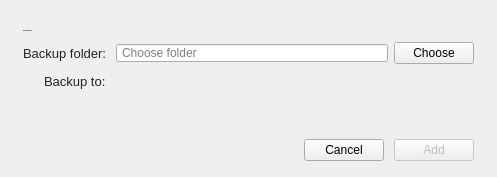
This is src/MEGASync/gui/macx/AddBackupDialog.ui in meganz/MEGAsync as Qt 5 draws it before an edit. The edited form follows.
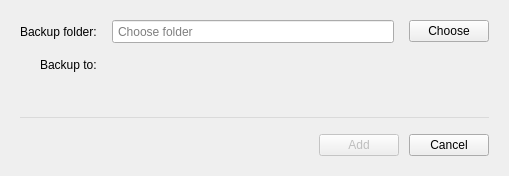
This is the edited form.

Commit message: SNC-2130. Backup Wizard cleanup code and some .ui changes.

```diff
--- a/src/MEGASync/gui/macx/AddBackupDialog.ui
+++ b/src/MEGASync/gui/macx/AddBackupDialog.ui
@@ -54,71 +54,48 @@
   </property>
   <layout class="QVBoxLayout" name="verticalLayout">
    <property name="spacing">
-    <number>10</number>
-   </property>
-   <property name="sizeConstraint">
-    <enum>QLayout::SetFixedSize</enum>
+    <number>15</number>
    </property>
    <property name="leftMargin">
-    <number>23</number>
+    <number>20</number>
    </property>
    <property name="topMargin">
-    <number>30</number>
+    <number>20</number>
    </property>
    <property name="rightMargin">
-    <number>23</number>
+    <number>20</number>
    </property>
    <property name="bottomMargin">
-    <number>16</number>
+    <number>20</number>
    </property>
    <item>
-    <widget class="QLabel" name="embeddedTitleLabel">
-     <property name="font">
-      <font>
-       <family>SF Pro Text</family>
-       <pointsize>-1</pointsize>
-       <weight>75</weight>
-       <bold>true</bold>
-      </font>
+    <layout class="QGridLayout" name="gridLayout">
+     <property name="bottomMargin">
+      <number>0</number>
      </property>
-     <property name="text">
-      <string>Add backup folder</string>
-     </property>
-    </widget>
-   </item>
-   <item>
-    <layout class="QFormLayout" name="formLayout">
-     <property name="labelAlignment">
-      <set>Qt::AlignRight|Qt::AlignTrailing|Qt::AlignVCenter</set>
+     <property name="verticalSpacing">
+      <number>15</number>
      </property>
      <item row="0" column="0">
-      <widget class="QLabel" name="formLabel_1">
+      <widget class="QLabel" name="label_2">
        <property name="text">
         <string>Backup folder:</string>
        </property>
       </widget>
      </item>
      <item row="0" column="1">
-      <layout class="QHBoxLayout" name="horizontalLayout">
-       <property name="spacing">
-        <number>6</number>
-       </property>
-       <property name="leftMargin">
-        <number>0</number>
-       </property>
-       <property name="rightMargin">
-        <number>0</number>
-       </property>
-       <item>
         <widget class="QLineEdit" name="folderLineEdit">
          <property name="minimumSize">
           <size>
-           <width>272</width>
-           <height>0</height>
-          </size>
-         </property>
-         <property name="frame">
-          <bool>true</bool>
+         <width>200</width>
+         <height>23</height>
+        </size>
+       </property>
+       <property name="maximumSize">
+        <size>
+         <width>16777215</width>
+         <height>23</height>
+        </size>
          </property>
          <property name="readOnly">
           <bool>true</bool>
@@ -128,23 +105,24 @@
          </property>
         </widget>
        </item>
-       <item>
+     <item row="0" column="2">
         <widget class="QPushButton" name="changeButton">
          <property name="text">
           <string>Choose</string>
          </property>
         </widget>
        </item>
-      </layout>
-     </item>
-     <item row="1" column="0">
-      <widget class="QLabel" name="formLabel_2">
+     <item row="1" column="0" alignment="Qt::AlignRight|Qt::AlignTop">
+      <widget class="QLabel" name="label_3">
        <property name="text">
         <string>Backup to:</string>
        </property>
+       <property name="alignment">
+        <set>Qt::AlignLeading|Qt::AlignLeft|Qt::AlignVCenter</set>
+       </property>
       </widget>
      </item>
-     <item row="1" column="1">
+     <item row="1" column="1" colspan="2" alignment="Qt::AlignTop">
       <widget class="QLabel" name="backupToLabel">
        <property name="text">
         <string/>
@@ -157,23 +135,28 @@
     </layout>
    </item>
    <item>
-    <spacer name="verticalSpacer">
+    <widget class="Line" name="line">
+     <property name="styleSheet">
+      <string notr="true">*{
+color:#dadada;
+}</string>
+     </property>
+     <property name="frameShadow">
+      <enum>QFrame::Plain</enum>
+     </property>
      <property name="orientation">
-      <enum>Qt::Vertical</enum>
+      <enum>Qt::Horizontal</enum>
      </property>
-     <property name="sizeHint" stdset="0">
-      <size>
-       <width>20</width>
-       <height>40</height>
-      </size>
-     </property>
-    </spacer>
+    </widget>
    </item>
    <item>
     <layout class="QHBoxLayout" name="horizontalLayout_2">
      <property name="spacing">
       <number>10</number>
      </property>
+     <property name="topMargin">
+      <number>0</number>
+     </property>
      <property name="bottomMargin">
       <number>0</number>
      </property>
@@ -190,13 +173,6 @@
        </property>
       </spacer>
      </item>
-     <item>
-      <widget class="QPushButton" name="cancelButton">
-       <property name="text">
-        <string>Cancel</string>
-       </property>
-      </widget>
-     </item>
      <item>
       <widget class="QPushButton" name="addButton">
        <property name="enabled">
@@ -210,6 +186,13 @@
        </property>
       </widget>
      </item>
+     <item>
+      <widget class="QPushButton" name="cancelButton">
+       <property name="text">
+        <string>Cancel</string>
+       </property>
+      </widget>
+     </item>
     </layout>
    </item>
   </layout>
```
Lines whose indentation alone changed are shown as unchanged. The commit also changes 20 other files.
